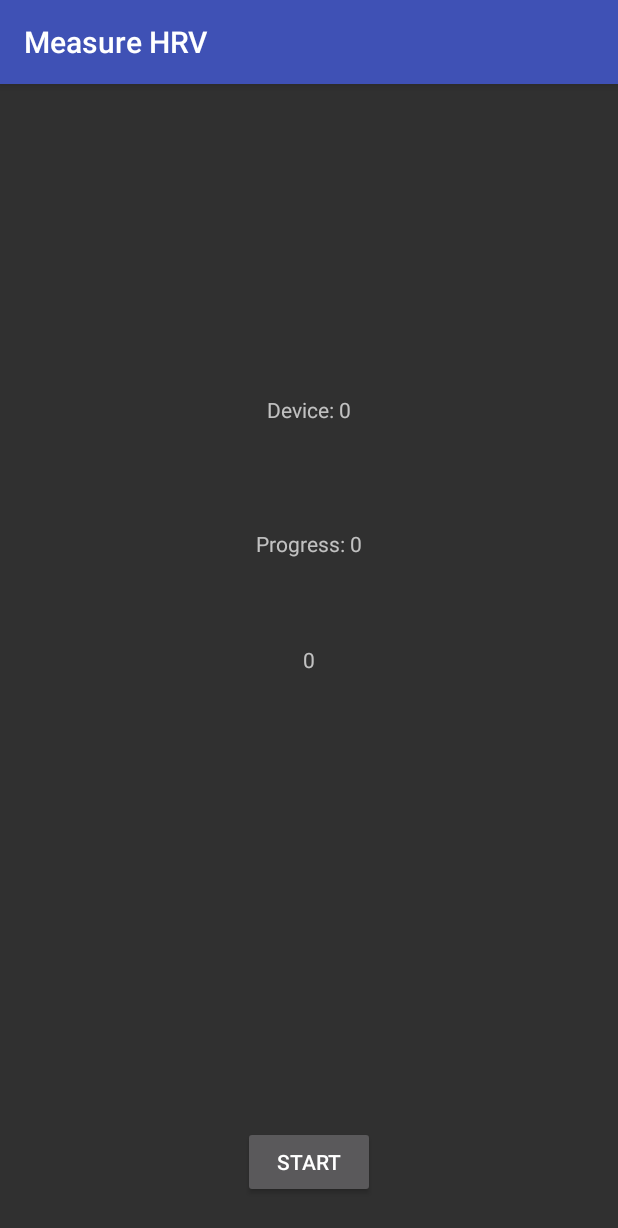
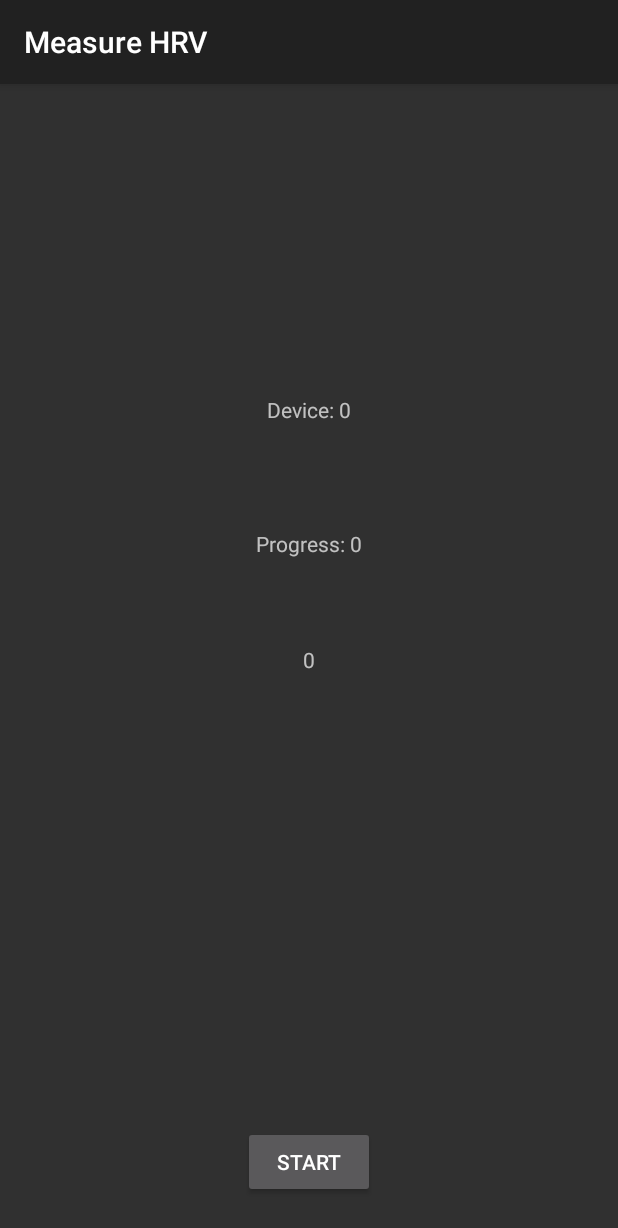
Before and after one commit to DennisWandschura/hrv_tool, an Android app: the MeasureHrvActivity screen opened directly, with no data from a screen before it, on a phone screen of 412 x 824 dp. Shown: the top 1228 px of the screen. Run offline under Robolectric (Android 15) with nearby library versions, the phone set to English and light mode, and no system bars.

Commit message:
changed colors/style

```diff
--- a/app/src/main/res/values/colors.xml
+++ b/app/src/main/res/values/colors.xml
@@ -1,8 +1,8 @@
 <?xml version="1.0" encoding="utf-8"?>
 <resources>
-    <color name="colorPrimary">#3F51B5</color>
-    <color name="colorPrimaryDark">#303F9F</color>
+    <color name="colorPrimary">#32bdbdbd</color>
+    <color name="colorPrimaryDark">#64969696</color>
     <color name="colorAccent">#ff4081</color>
-
     <color name="black_overlay">#66000000</color>
+    <color name="colorBackground">#FF303030</color>
 </resources>
--- a/app/src/main/res/values/styles.xml
+++ b/app/src/main/res/values/styles.xml
@@ -1,12 +1,7 @@
 <resources>
 
     <!-- Base application theme. -->
-    <style name="AppTheme" parent="Theme.AppCompat.NoActionBar">
-        <!-- Customize your theme here. -->
-        <item name="colorPrimary">@color/colorPrimary</item>
-        <item name="colorPrimaryDark">@color/colorPrimaryDark</item>
-        <item name="colorAccent">@color/colorAccent</item>
-        <item name="android:colorBackground">#FF303030</item>
+    <style name="AppTheme" parent="Theme.AppCompat">
     </style>
 
     <style name="FullscreenTheme" parent="AppTheme">
```
